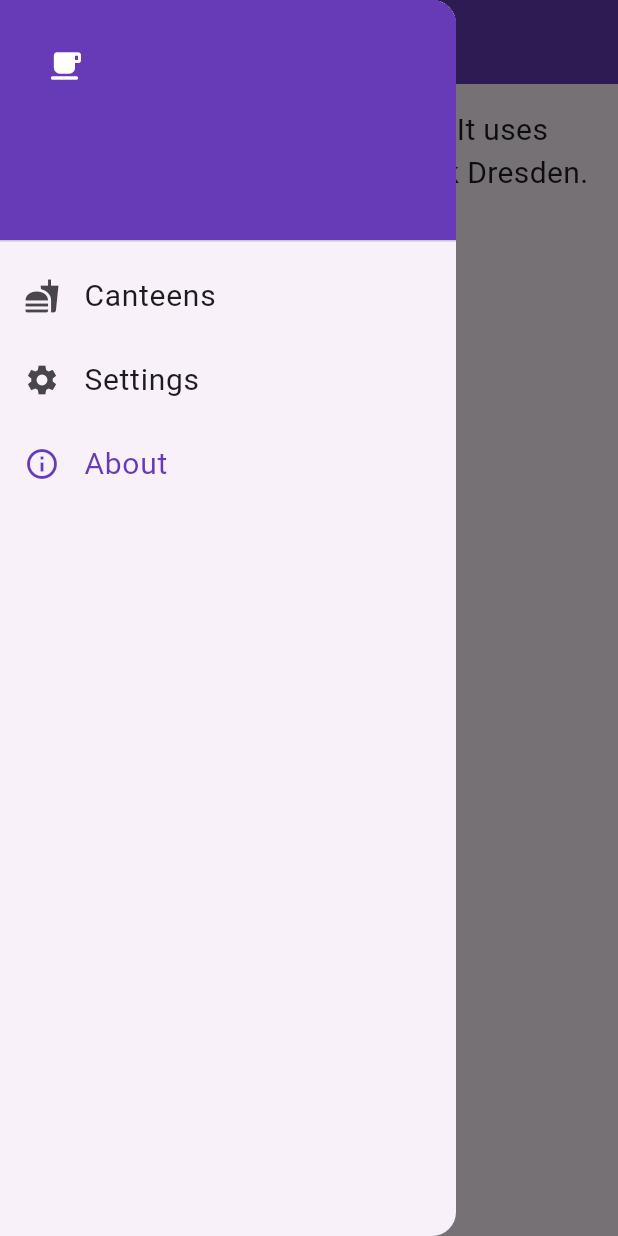
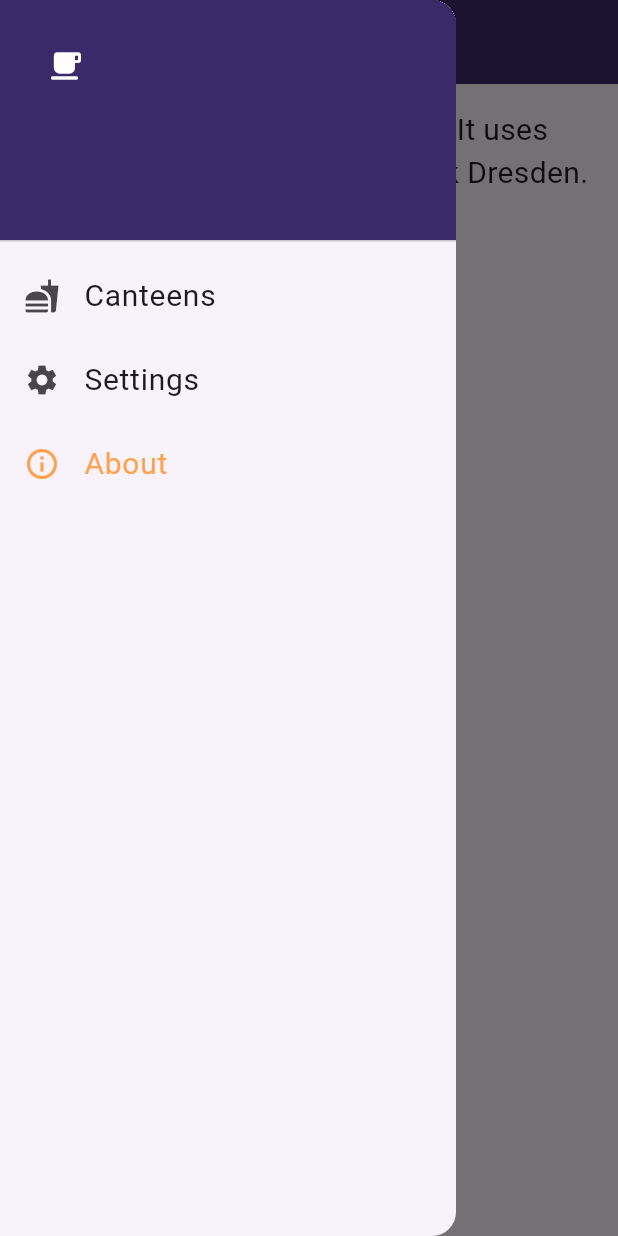
Before and after one commit to SoundSonic1/SimpleMensa_Flutter, a Flutter app: the AboutScreen screen opened directly, with the side drawer open, on a phone screen of 412 x 824 dp. Run offline on Flutter 3.47's test engine with Material 3 defaults, Android fonts, the phone set to English and light mode, and no system bars; our stand-ins replace cached_network_image, dio, flutter_bloc, flutter_svg, objectbox, package_info_plus and 2 more; generated files the repository leaves out were written again; network calls fail.

Commit message:
Update colors

```diff
--- a/lib/data/database/object_box.dart
+++ b/lib/data/database/object_box.dart
@@ -13,7 +13,7 @@ class ObjectBox {
   static Future<ObjectBox> create() async {
     final docsDir = await getApplicationDocumentsDirectory();
     final store =
-        await openStore(directory: p.join(docsDir.path, "simple-mensa-obx"));
+        await openStore(directory: p.join(docsDir.path, 'simple-mensa-obx'));
     return ObjectBox._create(store);
   }
 }
--- a/lib/simple_mensa.dart
+++ b/lib/simple_mensa.dart
@@ -9,6 +9,7 @@ import 'package:simple_mensa/data/repository/user_repository.dart';
 import 'package:simple_mensa/data/service/mensa_client.dart';
 import 'package:simple_mensa/objectbox.g.dart';
 import 'package:simple_mensa/ui/home/home_screen.dart';
+import 'package:simple_mensa/ui/theme/simple_colors.dart';
 import 'package:simple_mensa/ui/theme/theme_bloc.dart';
 import 'package:simple_mensa/ui/theme/theme_state.dart';
 
@@ -53,7 +54,8 @@ class SimpleMensa extends StatelessWidget {
             debugShowCheckedModeBanner: false,
             title: title,
             theme: ThemeData(
-              colorScheme: ColorScheme.fromSeed(seedColor: Colors.deepPurple),
+              colorScheme:
+                  ColorScheme.fromSeed(seedColor: SimpleColors.primaryColor),
               useMaterial3: true,
             ),
             darkTheme: ThemeData.dark(useMaterial3: true),
--- a/lib/ui/about/about_screen.dart
+++ b/lib/ui/about/about_screen.dart
@@ -3,6 +3,7 @@ import 'package:flutter/material.dart';
 import 'package:simple_mensa/data/model/version_info.dart';
 import 'package:simple_mensa/extension/build_context_extension.dart';
 import 'package:simple_mensa/ui/home/home_screen.dart';
+import 'package:simple_mensa/ui/theme/simple_colors.dart';
 import 'package:simple_mensa/ui/widget/simple_app_bar.dart';
 import 'package:simple_mensa/ui/widget/simple_drawer.dart';
 import 'package:simple_mensa/util/constants.dart';
@@ -49,8 +50,8 @@ class AboutScreen extends StatelessWidget {
                       ?.copyWith(fontSize: 20)),
               TextSpan(
                 text: context.loc.about_link,
-                style:
-                    const TextStyle(fontSize: 20.0, color: Colors.deepPurple),
+                style: const TextStyle(
+                    fontSize: 20.0, color: SimpleColors.accentColor),
                 recognizer: TapGestureRecognizer()
                   ..onTap = () async {
                     launchUrl(Uri.parse(Constants.projectUrl));
--- a/lib/ui/canteen/canteen_screen.dart
+++ b/lib/ui/canteen/canteen_screen.dart
@@ -11,6 +11,7 @@ import 'package:simple_mensa/ui/canteen/bloc/canteen_bloc.dart';
 import 'package:simple_mensa/ui/canteen/bloc/canteen_event.dart';
 import 'package:simple_mensa/ui/canteen/bloc/canteen_state.dart';
 import 'package:simple_mensa/ui/canteen/widget/meal_card.dart';
+import 'package:simple_mensa/ui/theme/simple_colors.dart';
 import 'package:simple_mensa/ui/widget/simple_app_bar.dart';
 import 'package:simple_mensa/ui/widget/simple_error.dart';
 import 'package:simple_mensa/ui/widget/simple_progress_indicator.dart';
@@ -37,7 +38,9 @@ class CanteenScreen extends StatelessWidget {
           bottom: TabBar(
             labelStyle: const TextStyle(fontSize: 16),
             labelColor: Colors.white,
-            indicatorColor: Colors.redAccent,
+            indicatorColor: SimpleColors.accentColor,
+            // indicatorColor: const Color(0xFFe68ce5),
+            indicatorWeight: 4,
             unselectedLabelColor: Colors.white70,
             tabs: dateTimeList
                 .map((dateTime) => _buildTab(dateTime, locale.languageCode))
--- /dev/null
+++ b/lib/ui/theme/simple_colors.dart
@@ -0,0 +1,10 @@
+import 'dart:ui';
+
+class SimpleColors {
+  SimpleColors._();
+
+  static const primaryColor = Color(0xFF3b2a69);
+  static const accentColor = Color(0xFFffa24f);
+  static const greenLight = Color(0xFFb7e29e);
+  static const greenDark = Color(0xFF2d5236);
+}
--- a/lib/ui/widget/simple_app_bar.dart
+++ b/lib/ui/widget/simple_app_bar.dart
@@ -1,4 +1,5 @@
 import 'package:flutter/material.dart';
+import 'package:simple_mensa/ui/theme/simple_colors.dart';
 
 class SimpleAppBar extends StatelessWidget implements PreferredSizeWidget {
   const SimpleAppBar(
@@ -14,7 +15,7 @@ class SimpleAppBar extends StatelessWidget implements PreferredSizeWidget {
   @override
   Widget build(BuildContext context) => AppBar(
         leading: _buildLeadingWidget(context),
-        backgroundColor: Colors.deepPurple,
+        backgroundColor: SimpleColors.primaryColor,
         titleSpacing: 12.0,
         title: Text(
           title,
--- a/lib/ui/widget/simple_drawer.dart
+++ b/lib/ui/widget/simple_drawer.dart
@@ -3,11 +3,12 @@ import 'package:simple_mensa/extension/build_context_extension.dart';
 import 'package:simple_mensa/ui/about/about_screen.dart';
 import 'package:simple_mensa/ui/home/home_screen.dart';
 import 'package:simple_mensa/ui/settings/settings_screen.dart';
+import 'package:simple_mensa/ui/theme/simple_colors.dart';
 
 class SimpleDrawer extends StatelessWidget {
   const SimpleDrawer({super.key, required this.page});
 
-  final selectedColor = Colors.deepPurple;
+  final selectedColor = SimpleColors.accentColor;
   final DrawerPage page;
 
   @override
@@ -18,7 +19,7 @@ class SimpleDrawer extends StatelessWidget {
         padding: EdgeInsets.zero,
         children: [
           const DrawerHeader(
-              decoration: BoxDecoration(color: Colors.deepPurple),
+              decoration: BoxDecoration(color: SimpleColors.primaryColor),
               child: Align(
                 alignment: Alignment.topLeft,
                 child: Padding(
--- a/lib/ui/widget/simple_refresh_indicator.dart
+++ b/lib/ui/widget/simple_refresh_indicator.dart
@@ -1,11 +1,12 @@
 import 'package:flutter/material.dart';
+import 'package:simple_mensa/ui/theme/simple_colors.dart';
 
 class SimpleRefreshIndicator extends StatelessWidget {
   const SimpleRefreshIndicator(
       {super.key,
       required this.child,
       required this.onRefresh,
-      this.color = Colors.purpleAccent});
+      this.color = SimpleColors.accentColor});
 
   final Widget child;
   final Color color;
```
Also changed, not shown: analysis_options.yaml (+6 -12 lines), lib/ui/canteen/widget/meal_card.dart (+6 -2 lines), pubspec.yaml (+9 -7 lines), pubspec.lock, 1 other file.
